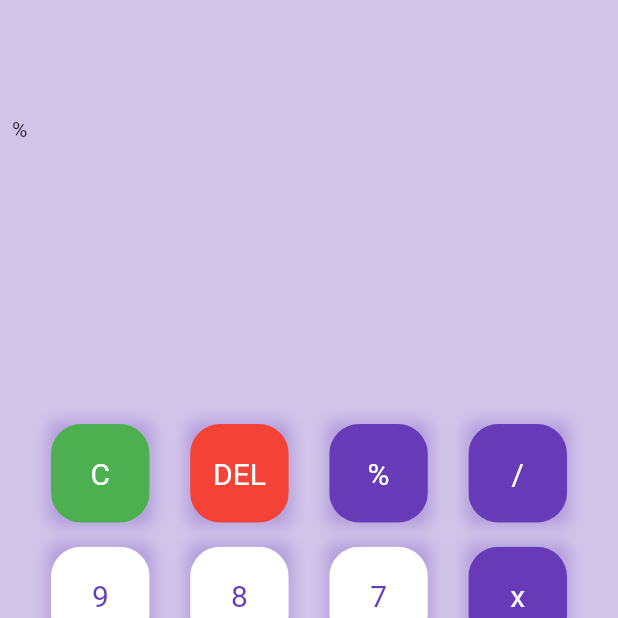
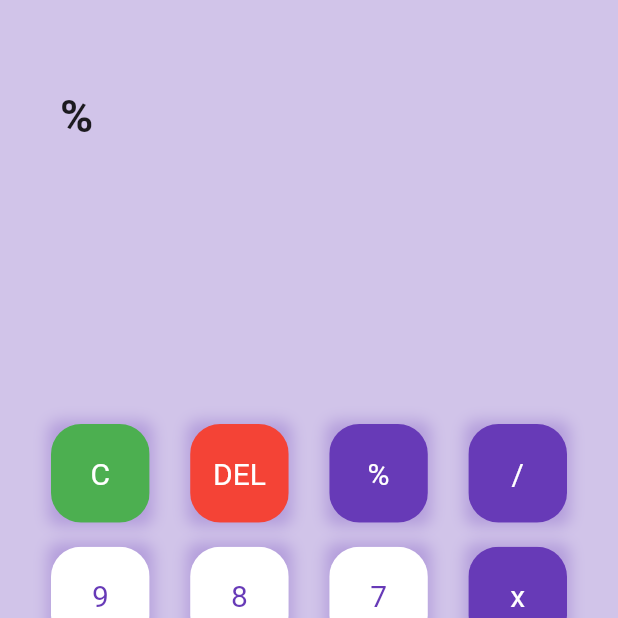
Before and after one commit to vashistha100/Flutter-Calculator_app, a Flutter app: the screen it shows after launch, after a tap on an icon or button, on a phone screen of 412 x 824 dp, the top half of it. Run offline on Flutter 3.47's test engine with Material 2 defaults, Android fonts, the phone set to English and light mode, and no system bars; our stand-ins replace math_expressions.

Commit message:
final comit

```diff
--- a/lib/main.dart
+++ b/lib/main.dart
@@ -1,5 +1,6 @@
 import 'package:calculator_app/button.dart';
 import 'package:flutter/material.dart';
+import 'package:math_expressions/math_expressions.dart';
 
 void main() {
   runApp(const MyApp());
@@ -69,14 +70,22 @@ class _MyHomePageState extends State<MyHomePage> {
                     Container(
                         alignment: Alignment.centerLeft,
                         child: Padding(
-                          padding: const EdgeInsets.all(8.0),
-                          child: Text(userQuestion,style:const TextStyle(fontWeight: FontWeight.w400),),
+                          padding: const EdgeInsets.only(left: 40),
+                          child: Text(
+                            userQuestion,
+                            style: const TextStyle(
+                                fontWeight: FontWeight.w700, fontSize: 30),
+                          ),
                         )),
                     Container(
                       alignment: Alignment.centerRight,
                       child: Padding(
-                        padding: const EdgeInsets.all(8.0),
-                        child: Text(userAnswer),
+                        padding: const EdgeInsets.only(right: 45),
+                        child: Text(
+                          userAnswer,
+                          style: const TextStyle(
+                              fontSize: 50, fontWeight: FontWeight.w600),
+                        ),
                       ),
                     ),
                   ],
@@ -94,17 +103,21 @@ class _MyHomePageState extends State<MyHomePage> {
                     crossAxisSpacing: 11,
                   ),
                   itemBuilder: (BuildContext context, int index) {
+                    // clear button
                     if (index == 0) {
                       return MyButton(
                           buttonTaped: () {
                             setState(() {
                               userQuestion = '';
+                              userAnswer = '';
                             });
                           },
                           buttonText: buttons[index],
                           color: Colors.green,
                           textColor: Colors.white);
-                    } else if (index == 1) {
+                    }
+                    // delete button
+                    else if (index == 1) {
                       return MyButton(
                           buttonTaped: () {
                             setState(() {
@@ -117,7 +130,24 @@ class _MyHomePageState extends State<MyHomePage> {
                           buttonText: buttons[index],
                           color: Colors.red,
                           textColor: Colors.white);
-                    } else {
+                    }
+                    // = button
+
+                    else if (index == buttons.length - 1) {
+                      return MyButton(
+                        buttonTaped: () {
+                          setState(() {
+                            equalPressed();
+                          });
+                        },
+                        buttonText: buttons[index],
+                        color: Colors.deepPurple,
+                        textColor: Colors.white,
+                      );
+                    }
+                    // other buttons
+
+                    else {
                       return MyButton(
                           buttonTaped: () {
                             setState(() {
@@ -139,12 +169,24 @@ class _MyHomePageState extends State<MyHomePage> {
           ],
         ));
   }
-}
 
-bool isOperator(String x) {
-  if (x == '%' || x == 'x' || x == '/' || x == '-' || x == '+' || x == '=') {
-    return true;
-  } else {
-    return false;
+  bool isOperator(String x) {
+    if (x == '%' || x == 'x' || x == '/' || x == '-' || x == '+' || x == '=') {
+      return true;
+    } else {
+      return false;
+    }
+  }
+
+  void equalPressed() {
+    String finalQuestion = userQuestion;
+
+    finalQuestion = finalQuestion.replaceAll('x', '*');
+
+    Parser p = Parser();
+    Expression exp = p.parse(finalQuestion);
+    ContextModel cm = ContextModel();
+    double eval = exp.evaluate(EvaluationType.REAL, cm);
+    userAnswer = eval.toString();
   }
 }
```
Also changed, not shown: pubspec.yaml (+4 -12 lines), pubspec.lock.
